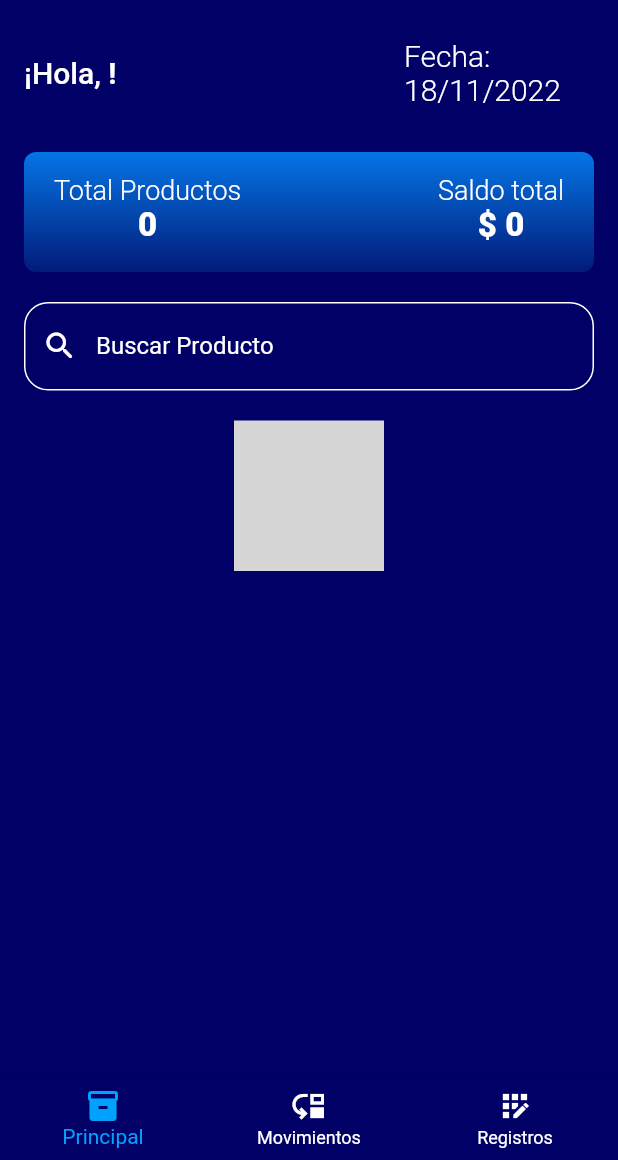
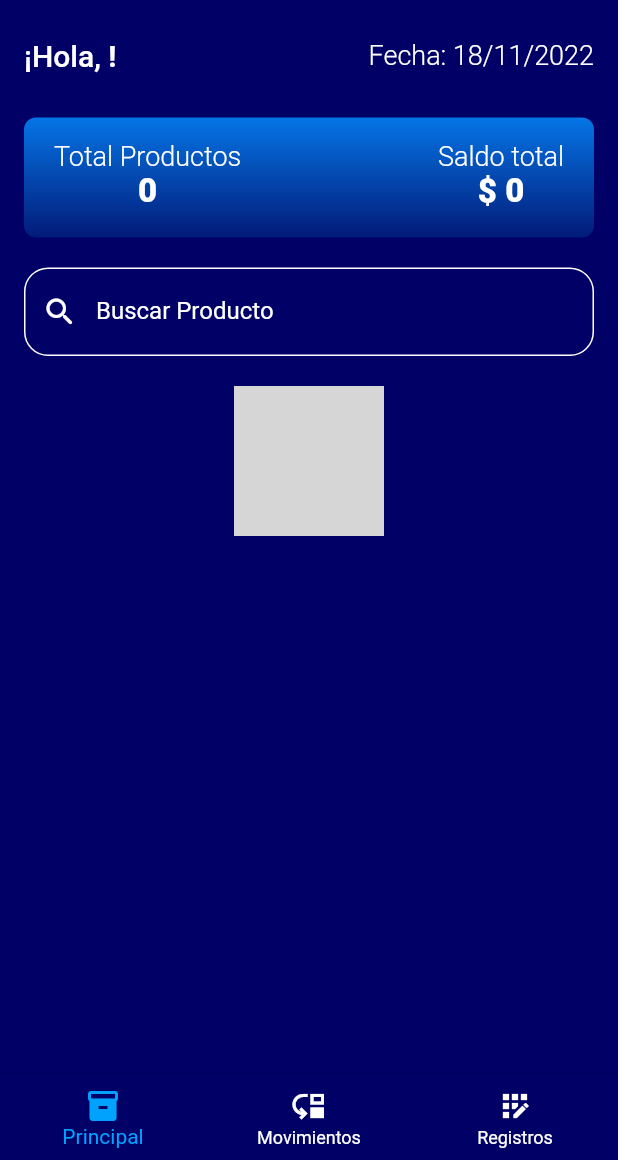
Before and after one commit to danper2213/app-p16, a Flutter app: the Home screen opened directly, on a phone screen of 412 x 824 dp, the part 76-1236 px from its top. Run offline on Flutter 3.47's test engine with Material 2 defaults, Android fonts, the phone set to English and light mode, and no system bars; drawn by our look-alikes of animated_text_kit, flutter_animate; our stand-ins replace cloud_firestore, file_picker, firebase_auth, firebase_core, firebase_storage, get and 4 more; accounts and stored records are empty; network calls fail; project files that could hold a hidden picture were left out; grey boxes are pictures that could not be loaded.

Commit message:
fixed bugs

```diff
--- a/lib/screens/home.dart
+++ b/lib/screens/home.dart
@@ -1,6 +1,5 @@
 import 'package:animated_text_kit/animated_text_kit.dart';
 import 'package:app_p16/controllers/home_controller.dart';
-import 'package:app_p16/screens/product/add_product.dart';
 
 import 'package:app_p16/screens/movements/movements.dart';
 import 'package:app_p16/screens/product/products_list.dart';
@@ -8,9 +7,11 @@ import 'package:app_p16/screens/reports.dart';
 import 'package:app_p16/widgets/theme_custom.dart';
 import 'package:flutter/material.dart';
 import 'package:app_p16/controllers/auth_controller.dart';
+import 'package:flutter_animate/effects/effects.dart';
 import 'package:get/get.dart';
 import 'package:google_fonts/google_fonts.dart';
 import 'package:intl/intl.dart';
+import 'package:flutter_animate/animate.dart';
 
 class Home extends StatefulWidget {
   const Home({Key? key}) : super(key: key);
@@ -33,7 +34,10 @@ class _HomeState extends State<Home> {
               'assets/logotipo.png',
               width: 45,
               height: 45,
-            ),
+            )
+                .animate()
+                .fade(duration: const Duration(milliseconds: 500))
+                .scale(delay: const Duration(milliseconds: 500)),
             centerTitle: true,
             backgroundColor: ThemeCustom.primarySwatch,
             elevation: 0,
@@ -75,14 +79,12 @@ class _HomeState extends State<Home> {
                         ],
                       ),
                     ),
-                    Expanded(
-                      child: Text(
-                        'Fecha: ' + getDateFormat(),
-                        style: GoogleFonts.roboto(
-                            color: Colors.white,
-                            fontSize: 20.0,
-                            fontWeight: FontWeight.w300),
-                      ),
+                    Text(
+                      'Fecha: ' + getDateFormat(),
+                      style: GoogleFonts.roboto(
+                          color: Colors.white,
+                          fontSize: 18,
+                          fontWeight: FontWeight.w300),
                     )
                   ],
                 ),
--- a/lib/screens/movements/add_movement.dart
+++ b/lib/screens/movements/add_movement.dart
@@ -112,6 +112,7 @@ class _AddMovementState extends State<AddMovement> {
             controller: quantityController,
             autofocus: true,
             keyboardType: TextInputType.number,
+            style: const TextStyle(color: Colors.white),
           ),
           const SizedBox(
             height: 4,
--- a/lib/screens/movements/movements.dart
+++ b/lib/screens/movements/movements.dart
@@ -24,7 +24,7 @@ class Movements extends StatelessWidget {
               'Movimientos',
               style: GoogleFonts.roboto(
                   color: Colors.white,
-                  fontSize: 24.0,
+                  fontSize: 20.0,
                   fontWeight: FontWeight.w800),
             ),
             const Spacer(),
--- a/lib/screens/product/detail_product.dart
+++ b/lib/screens/product/detail_product.dart
@@ -2,6 +2,7 @@ import 'package:animated_text_kit/animated_text_kit.dart';
 import 'package:app_p16/controllers/movements_controller.dart';
 import 'package:app_p16/controllers/product_controller.dart';
 import 'package:app_p16/models/product.dart';
+import 'package:app_p16/screens/home.dart';
 import 'package:app_p16/screens/movements/add_movement.dart';
 import 'package:app_p16/screens/product/edit_product.dart';
 import 'package:app_p16/widgets/theme_custom.dart';
@@ -44,7 +45,7 @@ class DetailProduct extends StatelessWidget {
                         children: [
                           Positioned(
                             child: GestureDetector(
-                              onTap: (() => Get.back()),
+                              onTap: (() => Get.off(() => Home())),
                               child: const Icon(
                                 Icons.arrow_back,
                                 size: 24,
--- a/pubspec.yaml
+++ b/pubspec.yaml
@@ -49,6 +49,7 @@ dependencies:
   confetti: ^0.7.0
   shimmer: ^2.0.0
   animated_text_kit: ^4.2.2
+  flutter_animate: ^1.0.0
 
 
 dev_dependencies:
```
Also changed, not shown: lib/controllers/product_controller.dart (+13 -0 lines), pubspec.lock.
